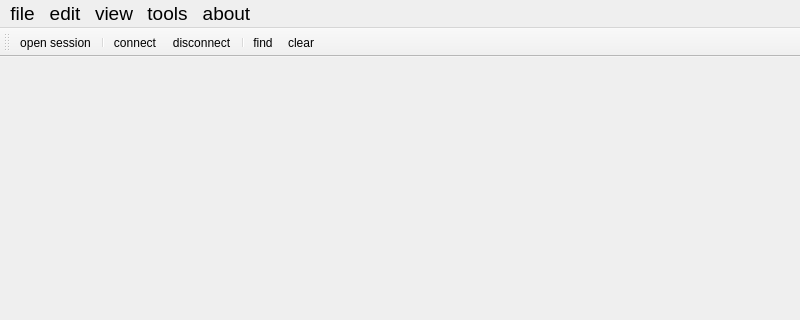
Qt form resources/forms/mainwindow.ui (qiushao/kkshell) before a commit; both pictures show x 0 to 800 and y 0 to 320 of the 800 by 600 pixel window.
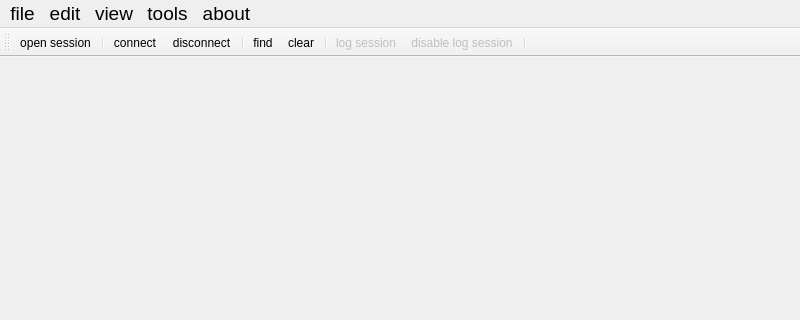
The same form after that commit. Icons and pictures are not drawn.

Diff of the .ui file:
```diff
--- a/resources/forms/mainwindow.ui
+++ b/resources/forms/mainwindow.ui
@@ -118,6 +118,10 @@
    <addaction name="separator"/>
    <addaction name="actionFind"/>
    <addaction name="actionClear"/>
+   <addaction name="separator"/>
+   <addaction name="actionLogSession"/>
+   <addaction name="actionDisableLogSession"/>
+   <addaction name="separator"/>
   </widget>
   <widget class="QToolBar" name="commandButtonBar">
    <property name="windowTitle">
@@ -318,6 +322,30 @@
     <string>new command button</string>
    </property>
   </action>
+  <action name="actionLogSession">
+   <property name="enabled">
+    <bool>false</bool>
+   </property>
+   <property name="icon">
+    <iconset resource="../resources.qrc">
+     <normaloff>:/images/log_session.png</normaloff>:/images/log_session.png</iconset>
+   </property>
+   <property name="text">
+    <string>log session</string>
+   </property>
+  </action>
+  <action name="actionDisableLogSession">
+   <property name="enabled">
+    <bool>false</bool>
+   </property>
+   <property name="icon">
+    <iconset resource="../resources.qrc">
+     <normaloff>:/images/disable_log_session.png</normaloff>:/images/disable_log_session.png</iconset>
+   </property>
+   <property name="text">
+    <string>disable log session</string>
+   </property>
+  </action>
  </widget>
  <resources>
   <include location="../resources.qrc"/>
```
Left out of the diff: 4 changed lines with no effect on the pictures.
